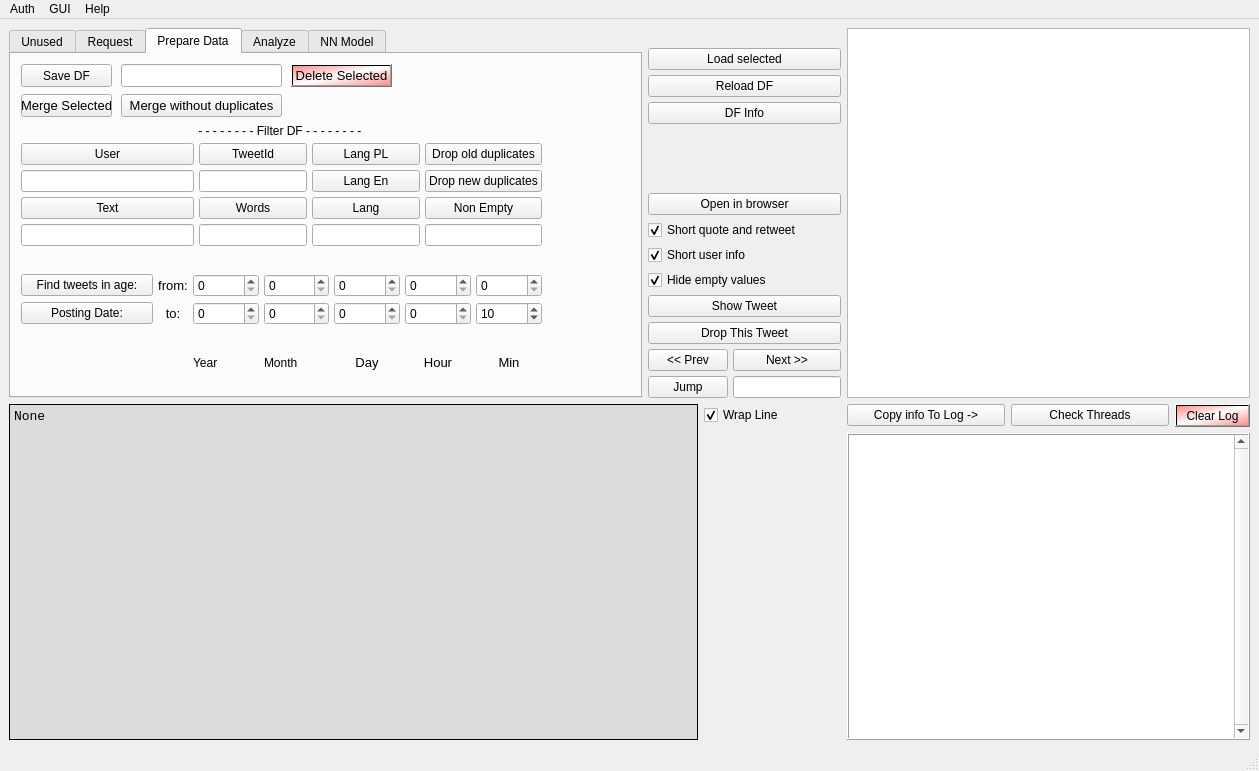
Old version of the form twitter_analyzer/gui/GUI_QT.ui in the repository GrzegorzKrug/TwitterAnalyzer.
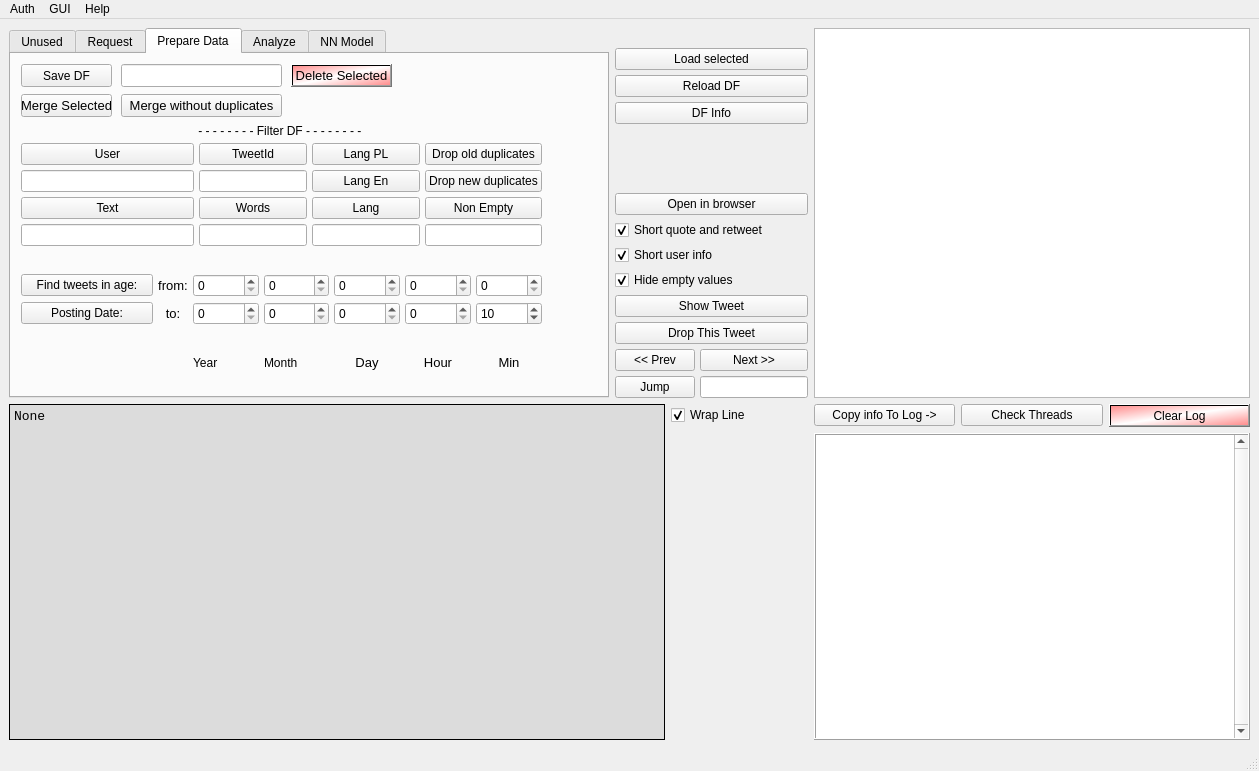
New version of the form.

What changed in the file:
```diff
--- a/twitter_analyzer/gui/GUI_QT.ui
+++ b/twitter_analyzer/gui/GUI_QT.ui
@@ -19,7 +19,7 @@
      <enum>QLayout::SetMinimumSize</enum>
     </property>
     <item row="0" column="0">
-     <layout class="QGridLayout" name="MainGrid" rowstretch="1,0,2" columnstretch="4,0,0,1,1,0" rowminimumheight="370,20,300" columnminimumwidth="600,50,50,150,150,0">
+     <layout class="QGridLayout" name="MainGrid" rowstretch="1,0,2" columnstretch="4,0,0,1,1,1" rowminimumheight="370,20,300" columnminimumwidth="600,50,50,100,100,100">
       <property name="sizeConstraint">
        <enum>QLayout::SetNoConstraint</enum>
       </property>
```
